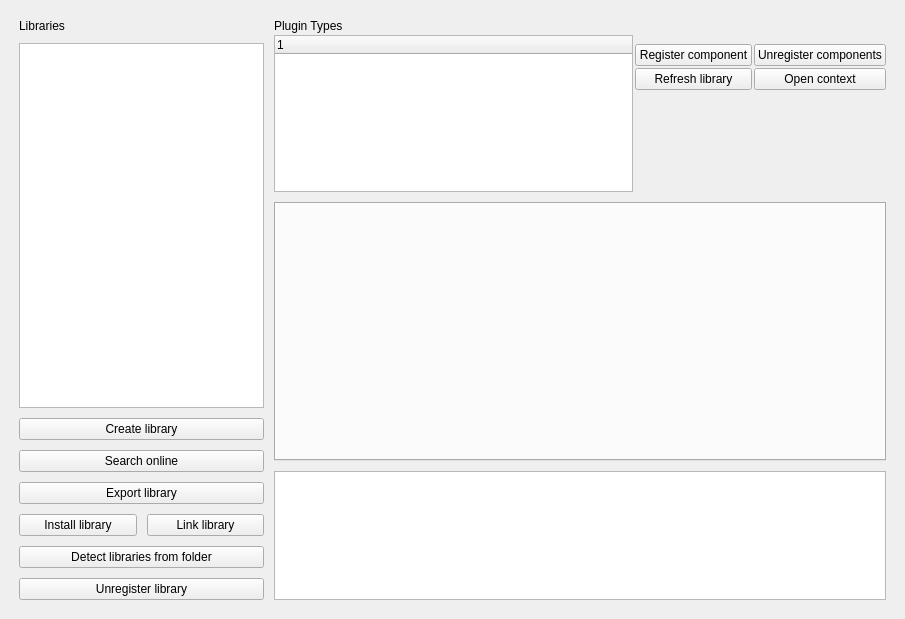
The window that ui/plugin_manager.ui (coe-marble/rpp_plugin_registrator) describes before a commit, drawn with Qt 5.
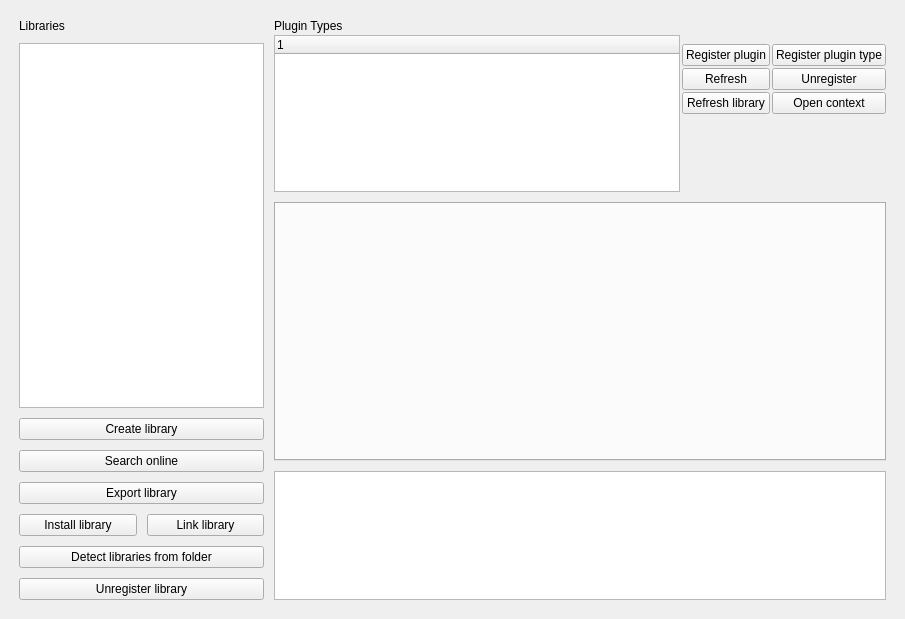
The same window after the commit.

```diff
--- a/ui/plugin_manager.ui
+++ b/ui/plugin_manager.ui
@@ -167,7 +167,13 @@
              </widget>
             </item>
             <item>
-             <widget class="QTreeWidget" name="pluginTypesTreeView"/>
+             <widget class="QTreeWidget" name="pluginTypesTreeView">
+              <column>
+               <property name="text">
+                <string notr="true">1</string>
+               </property>
+              </column>
+             </widget>
             </item>
            </layout>
           </item>
@@ -179,27 +185,7 @@
             <property name="topMargin">
              <number>25</number>
             </property>
-            <item row="2" column="1">
-             <widget class="QPushButton" name="openContextBtn">
-              <property name="cursor">
-               <cursorShape>PointingHandCursor</cursorShape>
-              </property>
-              <property name="text">
-               <string>Open context</string>
-              </property>
-             </widget>
-            </item>
-            <item row="1" column="1">
-             <widget class="QPushButton" name="unregisterComponentBtn">
-              <property name="cursor">
-               <cursorShape>PointingHandCursor</cursorShape>
-              </property>
-              <property name="text">
-               <string>Unregister components</string>
-              </property>
-             </widget>
-            </item>
-            <item row="2" column="0">
+            <item row="4" column="0">
              <widget class="QPushButton" name="refreshLibraryBtn">
               <property name="cursor">
                <cursorShape>PointingHandCursor</cursorShape>
@@ -215,11 +201,21 @@
                <cursorShape>PointingHandCursor</cursorShape>
               </property>
               <property name="text">
-               <string>Register component</string>
+               <string>Register plugin</string>
               </property>
              </widget>
             </item>
-            <item row="3" column="0">
+            <item row="4" column="1">
+             <widget class="QPushButton" name="openContextBtn">
+              <property name="cursor">
+               <cursorShape>PointingHandCursor</cursorShape>
+              </property>
+              <property name="text">
+               <string>Open context</string>
+              </property>
+             </widget>
+            </item>
+            <item row="5" column="0">
              <spacer name="verticalSpacer">
               <property name="orientation">
                <enum>Qt::Vertical</enum>
@@ -232,6 +228,30 @@
               </property>
              </spacer>
             </item>
+            <item row="3" column="0">
+             <widget class="QPushButton" name="refreshBtn">
+              <property name="text">
+               <string>Refresh</string>
+              </property>
+             </widget>
+            </item>
+            <item row="3" column="1">
+             <widget class="QPushButton" name="unregisterBtn">
+              <property name="cursor">
+               <cursorShape>PointingHandCursor</cursorShape>
+              </property>
+              <property name="text">
+               <string>Unregister</string>
+              </property>
+             </widget>
+            </item>
+            <item row="1" column="1">
+             <widget class="QPushButton" name="registerPluginTypeBtn">
+              <property name="text">
+               <string>Register plugin type</string>
+              </property>
+             </widget>
+            </item>
            </layout>
           </item>
          </layout>
```
Left out of the diff: 2 changed lines with no effect on the pictures.
